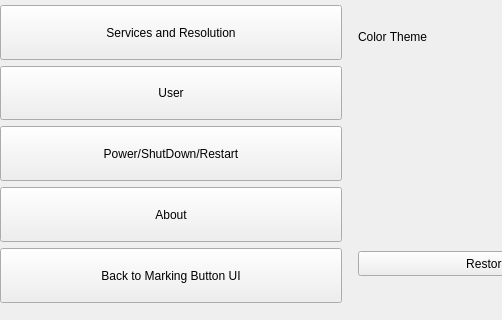
Qt form Greyform/Python_Application/UI_Design/setting.ui (mokzhizhuan/GreyForm_UIs) before a commit; both pictures show x 0 to 502 and y 228 to 548 of the 694 by 548 pixel window.
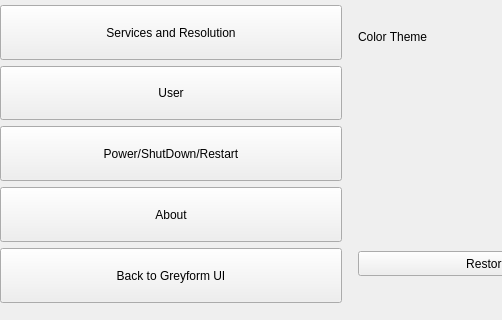
The same form after that commit.

What changed in the file:
```diff
--- a/Greyform/Python_Application/UI_Design/setting.ui
+++ b/Greyform/Python_Application/UI_Design/setting.ui
@@ -163,7 +163,7 @@
          </sizepolicy>
         </property>
         <property name="text">
-         <string>Back to Marking Button UI</string>
+         <string>Back to Greyform UI</string>
         </property>
        </widget>
       </item>
```
